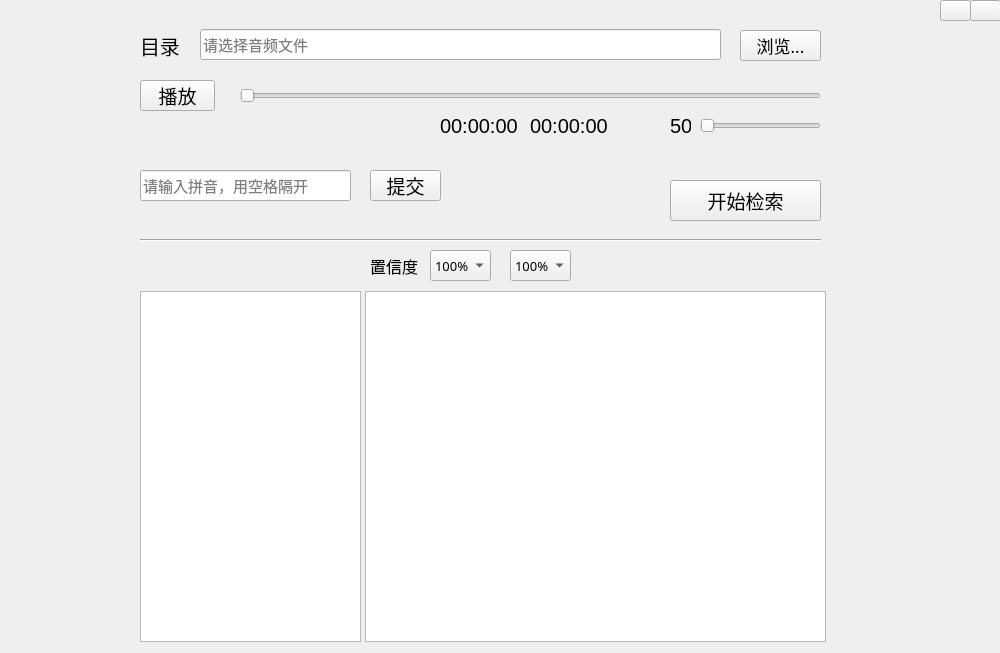
legend4917/KWS, file kws.ui: the form before one commit.
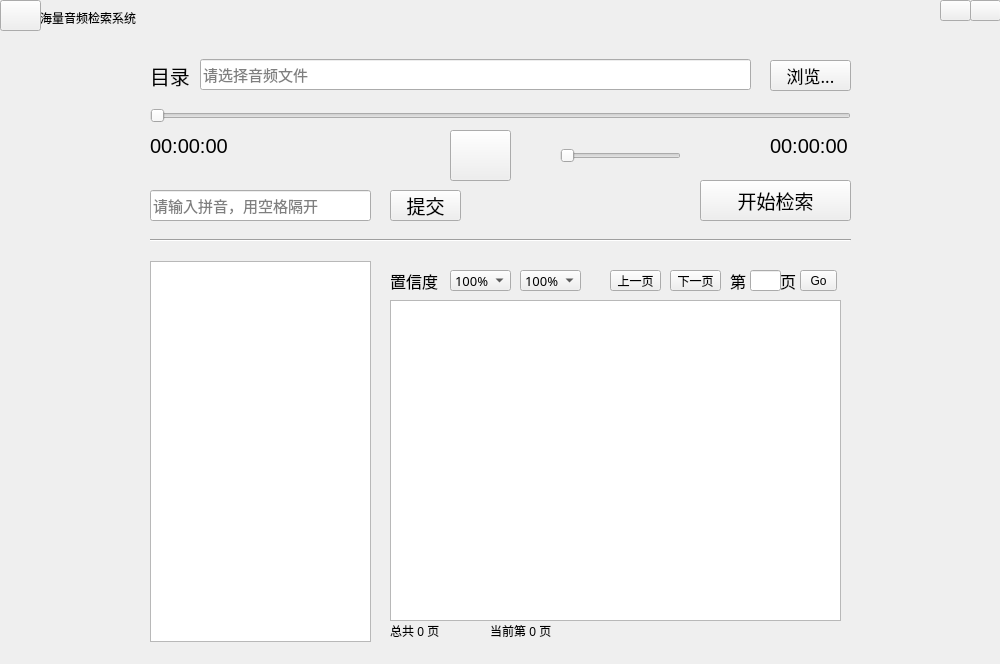
The form after the commit.

The edit to the form file:
```diff
--- a/kws.ui
+++ b/kws.ui
@@ -7,7 +7,7 @@
     <x>0</x>
     <y>0</y>
     <width>1000</width>
-    <height>653</height>
+    <height>664</height>
    </rect>
   </property>
   <property name="windowTitle">
@@ -19,8 +19,8 @@
   <widget class="QLabel" name="label">
    <property name="geometry">
     <rect>
-     <x>140</x>
-     <y>30</y>
+     <x>150</x>
+     <y>60</y>
      <width>51</width>
      <height>31</height>
     </rect>
@@ -39,8 +39,8 @@
    <property name="geometry">
     <rect>
      <x>200</x>
-     <y>29</y>
-     <width>521</width>
+     <y>59</y>
+     <width>551</width>
      <height>31</height>
     </rect>
    </property>
@@ -57,8 +57,8 @@
   <widget class="QPushButton" name="pushButton">
    <property name="geometry">
     <rect>
-     <x>740</x>
-     <y>30</y>
+     <x>770</x>
+     <y>60</y>
      <width>81</width>
      <height>31</height>
     </rect>
@@ -79,10 +79,10 @@
   <widget class="QPushButton" name="pushButton_2">
    <property name="geometry">
     <rect>
-     <x>140</x>
-     <y>80</y>
-     <width>75</width>
-     <height>31</height>
+     <x>450</x>
+     <y>130</y>
+     <width>61</width>
+     <height>51</height>
     </rect>
    </property>
    <property name="font">
@@ -95,15 +95,15 @@
     <string notr="true"/>
    </property>
    <property name="text">
-    <string>播放</string>
+    <string/>
    </property>
   </widget>
   <widget class="QSlider" name="horizontalSlider">
    <property name="geometry">
     <rect>
-     <x>240</x>
-     <y>80</y>
-     <width>581</width>
+     <x>150</x>
+     <y>100</y>
+     <width>701</width>
      <height>31</height>
     </rect>
    </property>
@@ -117,8 +117,8 @@
   <widget class="QLabel" name="label_2">
    <property name="geometry">
     <rect>
-     <x>440</x>
-     <y>110</y>
+     <x>150</x>
+     <y>130</y>
      <width>81</width>
      <height>31</height>
     </rect>
@@ -135,8 +135,8 @@
   <widget class="QLabel" name="label_3">
    <property name="geometry">
     <rect>
-     <x>530</x>
-     <y>110</y>
+     <x>770</x>
+     <y>130</y>
      <width>81</width>
      <height>31</height>
     </rect>
@@ -153,8 +153,8 @@
   <widget class="QSlider" name="horizontalSlider_2">
    <property name="geometry">
     <rect>
-     <x>700</x>
-     <y>110</y>
+     <x>560</x>
+     <y>140</y>
      <width>121</width>
      <height>31</height>
     </rect>
@@ -166,28 +166,10 @@
     <enum>Qt::Horizontal</enum>
    </property>
   </widget>
-  <widget class="QLabel" name="label_4">
-   <property name="geometry">
-    <rect>
-     <x>670</x>
-     <y>110</y>
-     <width>21</width>
-     <height>31</height>
-    </rect>
-   </property>
-   <property name="font">
-    <font>
-     <pointsize>15</pointsize>
-    </font>
-   </property>
-   <property name="text">
-    <string>50</string>
-   </property>
-  </widget>
   <widget class="QPushButton" name="pushButton_6">
    <property name="geometry">
     <rect>
-     <x>670</x>
+     <x>700</x>
      <y>180</y>
      <width>151</width>
      <height>41</height>
@@ -209,9 +191,9 @@
   <widget class="Line" name="line">
    <property name="geometry">
     <rect>
-     <x>140</x>
+     <x>150</x>
      <y>230</y>
-     <width>681</width>
+     <width>701</width>
      <height>20</height>
     </rect>
    </property>
@@ -222,10 +204,10 @@
   <widget class="QComboBox" name="comboBox">
    <property name="geometry">
     <rect>
-     <x>430</x>
-     <y>250</y>
+     <x>450</x>
+     <y>270</y>
      <width>61</width>
-     <height>31</height>
+     <height>21</height>
     </rect>
    </property>
    <property name="font">
@@ -288,10 +270,10 @@
   <widget class="QComboBox" name="comboBox_2">
    <property name="geometry">
     <rect>
-     <x>510</x>
-     <y>250</y>
+     <x>520</x>
+     <y>270</y>
      <width>61</width>
-     <height>31</height>
+     <height>21</height>
     </rect>
    </property>
    <property name="font">
@@ -354,10 +336,10 @@
   <widget class="QLabel" name="label_5">
    <property name="geometry">
     <rect>
-     <x>370</x>
-     <y>250</y>
+     <x>390</x>
+     <y>270</y>
      <width>51</width>
-     <height>31</height>
+     <height>21</height>
     </rect>
    </property>
    <property name="font">
@@ -373,9 +355,9 @@
   <widget class="QLabel" name="label_6">
    <property name="geometry">
     <rect>
-     <x>650</x>
-     <y>110</y>
-     <width>21</width>
+     <x>520</x>
+     <y>140</y>
+     <width>31</width>
      <height>31</height>
     </rect>
    </property>
@@ -386,20 +368,20 @@
   <widget class="QTableWidget" name="tableWidget_2">
    <property name="geometry">
     <rect>
-     <x>365</x>
-     <y>291</y>
-     <width>461</width>
-     <height>351</height>
+     <x>390</x>
+     <y>300</y>
+     <width>451</width>
+     <height>321</height>
     </rect>
    </property>
   </widget>
   <widget class="QListWidget" name="listWidget">
    <property name="geometry">
     <rect>
-     <x>140</x>
-     <y>291</y>
+     <x>150</x>
+     <y>261</y>
      <width>221</width>
-     <height>351</height>
+     <height>381</height>
     </rect>
    </property>
   </widget>
@@ -432,9 +414,9 @@
   <widget class="QLineEdit" name="lineEdit_2">
    <property name="geometry">
     <rect>
-     <x>140</x>
-     <y>170</y>
-     <width>211</width>
+     <x>150</x>
+     <y>190</y>
+     <width>221</width>
      <height>31</height>
     </rect>
    </property>
@@ -454,8 +436,8 @@
   <widget class="QPushButton" name="pushButton_5">
    <property name="geometry">
     <rect>
-     <x>370</x>
-     <y>170</y>
+     <x>390</x>
+     <y>190</y>
      <width>71</width>
      <height>31</height>
     </rect>
@@ -470,6 +452,203 @@
     <string>提交</string>
    </property>
   </widget>
+  <widget class="QLabel" name="label_7">
+   <property name="geometry">
+    <rect>
+     <x>40</x>
+     <y>2</y>
+     <width>121</width>
+     <height>31</height>
+    </rect>
+   </property>
+   <property name="text">
+    <string>海量音频检索系统</string>
+   </property>
+  </widget>
+  <widget class="QToolButton" name="logobtn">
+   <property name="geometry">
+    <rect>
+     <x>0</x>
+     <y>0</y>
+     <width>41</width>
+     <height>31</height>
+    </rect>
+   </property>
+   <property name="text">
+    <string/>
+   </property>
+  </widget>
+  <widget class="QLabel" name="headerlabel">
+   <property name="geometry">
+    <rect>
+     <x>0</x>
+     <y>0</y>
+     <width>1001</width>
+     <height>51</height>
+    </rect>
+   </property>
+   <property name="text">
+    <string/>
+   </property>
+  </widget>
+  <widget class="QLabel" name="label_show">
+   <property name="geometry">
+    <rect>
+     <x>380</x>
+     <y>260</y>
+     <width>471</width>
+     <height>381</height>
+    </rect>
+   </property>
+   <property name="text">
+    <string/>
+   </property>
+  </widget>
+  <widget class="QLineEdit" name="lineEdit_page">
+   <property name="geometry">
+    <rect>
+     <x>750</x>
+     <y>270</y>
+     <width>31</width>
+     <height>21</height>
+    </rect>
+   </property>
+  </widget>
+  <widget class="QToolButton" name="toolButton_goto">
+   <property name="geometry">
+    <rect>
+     <x>800</x>
+     <y>270</y>
+     <width>37</width>
+     <height>21</height>
+    </rect>
+   </property>
+   <property name="text">
+    <string>Go</string>
+   </property>
+  </widget>
+  <widget class="QToolButton" name="toolButton_prev">
+   <property name="geometry">
+    <rect>
+     <x>610</x>
+     <y>270</y>
+     <width>51</width>
+     <height>21</height>
+    </rect>
+   </property>
+   <property name="text">
+    <string>上一页</string>
+   </property>
+  </widget>
+  <widget class="QToolButton" name="toolButton_next">
+   <property name="geometry">
+    <rect>
+     <x>670</x>
+     <y>270</y>
+     <width>51</width>
+     <height>21</height>
+    </rect>
+   </property>
+   <property name="text">
+    <string>下一页</string>
+   </property>
+  </widget>
+  <widget class="QLabel" name="label_8">
+   <property name="geometry">
+    <rect>
+     <x>730</x>
+     <y>270</y>
+     <width>16</width>
+     <height>21</height>
+    </rect>
+   </property>
+   <property name="font">
+    <font>
+     <family>微软雅黑</family>
+     <pointsize>12</pointsize>
+    </font>
+   </property>
+   <property name="text">
+    <string>第</string>
+   </property>
+  </widget>
+  <widget class="QLabel" name="label_9">
+   <property name="geometry">
+    <rect>
+     <x>780</x>
+     <y>270</y>
+     <width>16</width>
+     <height>21</height>
+    </rect>
+   </property>
+   <property name="font">
+    <font>
+     <family>微软雅黑</family>
+     <pointsize>12</pointsize>
+    </font>
+   </property>
+   <property name="text">
+    <string>页</string>
+   </property>
+  </widget>
+  <widget class="QLabel" name="label_totalpage">
+   <property name="geometry">
+    <rect>
+     <x>390</x>
+     <y>620</y>
+     <width>61</width>
+     <height>21</height>
+    </rect>
+   </property>
+   <property name="text">
+    <string>总共 0 页</string>
+   </property>
+  </widget>
+  <widget class="QLabel" name="label_currentpage">
+   <property name="geometry">
+    <rect>
+     <x>490</x>
+     <y>620</y>
+     <width>81</width>
+     <height>21</height>
+    </rect>
+   </property>
+   <property name="text">
+    <string>当前第 0 页</string>
+   </property>
+  </widget>
+  <zorder>label_show</zorder>
+  <zorder>headerlabel</zorder>
+  <zorder>label</zorder>
+  <zorder>lineEdit</zorder>
+  <zorder>pushButton</zorder>
+  <zorder>pushButton_2</zorder>
+  <zorder>horizontalSlider</zorder>
+  <zorder>label_2</zorder>
+  <zorder>label_3</zorder>
+  <zorder>horizontalSlider_2</zorder>
+  <zorder>pushButton_6</zorder>
+  <zorder>line</zorder>
+  <zorder>comboBox</zorder>
+  <zorder>comboBox_2</zorder>
+  <zorder>label_5</zorder>
+  <zorder>label_6</zorder>
+  <zorder>tableWidget_2</zorder>
+  <zorder>listWidget</zorder>
+  <zorder>closeButton</zorder>
+  <zorder>minButton</zorder>
+  <zorder>lineEdit_2</zorder>
+  <zorder>pushButton_5</zorder>
+  <zorder>label_7</zorder>
+  <zorder>logobtn</zorder>
+  <zorder>lineEdit_page</zorder>
+  <zorder>toolButton_goto</zorder>
+  <zorder>toolButton_prev</zorder>
+  <zorder>toolButton_next</zorder>
+  <zorder>label_8</zorder>
+  <zorder>label_9</zorder>
+  <zorder>label_totalpage</zorder>
+  <zorder>label_currentpage</zorder>
  </widget>
  <layoutdefault spacing="6" margin="11"/>
  <resources/>
```
